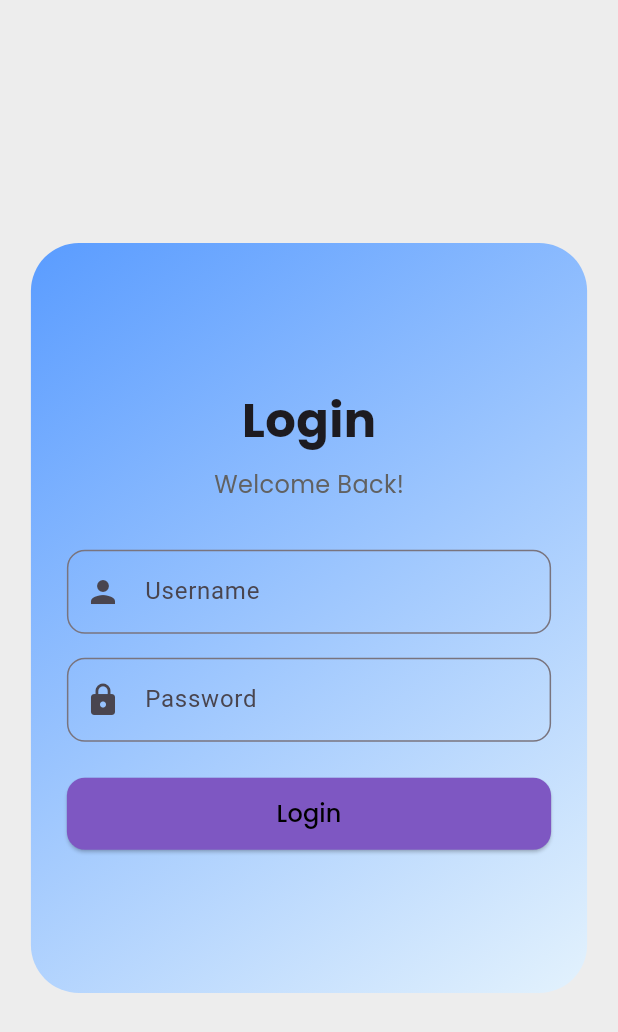
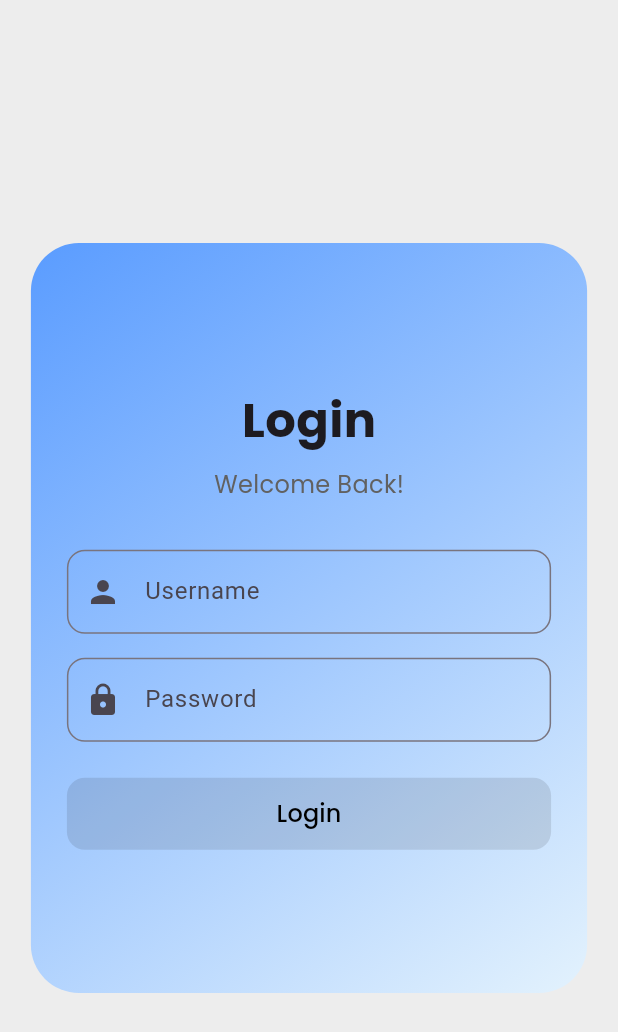
Before and after one commit to Amruthavalli-M/12DIT---BookTech, a Flutter app: the screen it shows after launch, on a phone screen of 412 x 824 dp. Shown: the top 1032 px of the screen. Run offline on Flutter 3.47's test engine with Material 3 defaults, Android fonts, the phone set to English and light mode, and no system bars; our stand-ins replace flutter_svg, google_fonts.

Commit message:
Update login_screen.dart
FINAL VERSION

```diff
--- a/lib/screens/login_screen.dart
+++ b/lib/screens/login_screen.dart
@@ -1,55 +1,46 @@
 // lib/screens/login_screen.dart
 
 import 'package:flutter/material.dart';
-import 'package:google_fonts/google_fonts.dart'; // For custom fonts styling
-import '../api/auth_service.dart'; // Backend service for authentication
+import 'package:google_fonts/google_fonts.dart';
+import '../api/auth_service.dart';
 
-// Stateless widget representing the entire login screen
 class LoginScreen extends StatelessWidget {
   const LoginScreen({super.key});
 
   @override
   Widget build(BuildContext context) {
-    // Get the current screen width for responsive layout
+    // Get the device’s screen width so we can adjust layout for mobile/desktop
     final width = MediaQuery.of(context).size.width;
 
     return Scaffold(
-      backgroundColor: const Color(0xFFEDEDED), // Light grey background for the whole screen
-
-      // Center content vertically and horizontally
+      backgroundColor: const Color(0xFFEDEDED),
       body: Center(
-        // Container that holds either the image + form side-by-side or just form (depending on width)
         child: Container(
-          // Width adjusts to 90% of screen on narrow devices or max 800 on wider screens
+             // Make the login box responsive wide on desktop, small on mobile
           width: width < 800 ? width * 0.9 : 800,
           height: 500,
           padding: const EdgeInsets.all(24),
           decoration: BoxDecoration(
-            // Rounded corners for a modern look
             borderRadius: BorderRadius.circular(32),
-            // Gradient background from top-left to bottom-right with blues
             gradient: const LinearGradient(
               colors: [Color.fromARGB(255, 90, 156, 255), Color(0xFFE3F2FD)],
               begin: Alignment.topLeft,
               end: Alignment.bottomRight,
             ),
           ),
-
-          // Choose layout based on screen width
           child: width < 600
-              ? _buildSinglePanel(context) // Small screens: just show the login form centered
+              ? _buildSinglePanel(context)
               : Row(
                   children: [
-                    // Left side: image/logo panel takes half the width
+                    // Left image panel
                     Expanded(
                       child: Image.asset(
-                        'assets/lightlogo.png', // Path to your logo image asset
+                        'assets/lightlogo.png',
                         fit: BoxFit.contain,
                       ),
                     ),
-                    const SizedBox(width: 32), // Spacing between image and form
-
-                    // Right side: login form takes half the width
+                    const SizedBox(width: 32),
+                    // Right login panel
                     const Expanded(child: LoginForm()),
                   ],
                 ),
@@ -58,7 +49,6 @@ class LoginScreen extends StatelessWidget {
     );
   }
 
-  // Builds a centered single panel with just the login form (used on small screen widths)
   Widget _buildSinglePanel(BuildContext context) {
     return const Center(
       child: LoginForm(),
@@ -66,7 +56,6 @@ class LoginScreen extends StatelessWidget {
   }
 }
 
-// Stateful widget representing the login form itself
 class LoginForm extends StatefulWidget {
   const LoginForm({super.key});
 
@@ -75,40 +64,51 @@ class LoginForm extends StatefulWidget {
 }
 
 class _LoginFormState extends State<LoginForm> {
-  // Controllers to get text input values for username and password
   final _usernameController = TextEditingController();
   final _passwordController = TextEditingController();
 
-  // Track loading state during login process (to disable button and show spinner)
   bool _isLoading = false;
+  String? _errorMessage;
+  bool _isButtonEnabled = false; // For button to be disabled when blank
 
-  // Holds error messages to show below form if login fails
-  String? _errorMessage;
+  @override
+  void initState() {
+    super.initState();
+    // Listeners to check when both fields have input
+    _usernameController.addListener(_checkFields);
+    _passwordController.addListener(_checkFields);
+  }
+
+  void _checkFields () {
+    setState(() {
+      _isButtonEnabled =
+        _usernameController.text.trim().isNotEmpty &&
+        _passwordController.text.isNotEmpty;
+
+    });
+  }
 
   @override
   void dispose() {
-    // Dispose controllers when widget is removed to free resources
     _usernameController.dispose();
     _passwordController.dispose();
     super.dispose();
   }
 
-  // Function to attempt login using AuthService with current input values
   Future<void> _login() async {
     setState(() {
-      _isLoading = true; // Show loading spinner
-      _errorMessage = null; // Clear previous errors
+      _isLoading = true;
+      _errorMessage = null;
     });
 
-    // Get trimmed username and password from input fields
+
+     // Check login credentials with AuthService
     final username = _usernameController.text.trim();
     final password = _passwordController.text;
 
-    // Call the AuthService login method, which returns a user object on success
     final user = await AuthService.login(username, password);
 
     if (user != null) {
-      // Successful login: route user based on their role
       switch (user.role) {
         case 'student':
           Navigator.pushReplacementNamed(context, '/student_dashboard');
@@ -120,29 +120,26 @@ class _LoginFormState extends State<LoginForm> {
           Navigator.pushReplacementNamed(context, '/leader_dashboard');
           break;
         default:
-          // If role is unknown, show error message
           setState(() {
             _errorMessage = 'Unknown user role';
           });
       }
     } else {
-      // Login failed: show error message
       setState(() {
         _errorMessage = 'Invalid username or password';
       });
     }
 
     setState(() {
-      _isLoading = false; // Hide loading spinner after attempt completes
+      _isLoading = false;
     });
   }
 
   @override
   Widget build(BuildContext context) {
     return Column(
-      mainAxisAlignment: MainAxisAlignment.center, // Center vertically inside parent
+      mainAxisAlignment: MainAxisAlignment.center,
       children: [
-        // Large title text 'Login'
         Text(
           'Login',
           style: GoogleFonts.poppins(
@@ -150,39 +147,36 @@ class _LoginFormState extends State<LoginForm> {
             fontWeight: FontWeight.bold,
           ),
         ),
-        const SizedBox(height: 8), // Small spacing
-
-        // Subtitle/welcome text
+        const SizedBox(height: 8),
         Text(
           'Welcome Back!',
           style: GoogleFonts.poppins(fontSize: 16, color: Colors.grey[700]),
         ),
         const SizedBox(height: 32),
 
-        // Username input field
         TextField(
           controller: _usernameController,
           decoration: InputDecoration(
-            prefixIcon: const Icon(Icons.person), // User icon before input
+            prefixIcon: const Icon(Icons.person),
             labelText: 'Username',
-            border: OutlineInputBorder(borderRadius: BorderRadius.circular(12)),
+            border:
+                OutlineInputBorder(borderRadius: BorderRadius.circular(12)),
           ),
         ),
         const SizedBox(height: 16),
 
-        // Password input field, obscured text for privacy
         TextField(
           controller: _passwordController,
           obscureText: true,
           decoration: InputDecoration(
-            prefixIcon: const Icon(Icons.lock), // Lock icon before input
+            prefixIcon: const Icon(Icons.lock),
             labelText: 'Password',
-            border: OutlineInputBorder(borderRadius: BorderRadius.circular(12)),
+            border:
+                OutlineInputBorder(borderRadius: BorderRadius.circular(12)),
           ),
         ),
         const SizedBox(height: 24),
 
-        // If there is an error message, display it here in red
         if (_errorMessage != null)
           Padding(
             padding: const EdgeInsets.only(bottom: 12),
@@ -192,20 +186,17 @@ class _LoginFormState extends State<LoginForm> {
             ),
           ),
 
-        // Login button that fills the width
         SizedBox(
           width: double.infinity,
           height: 48,
           child: ElevatedButton(
-            // Disable button if loading is true to prevent multiple clicks
-            onPressed: _isLoading ? null : _login,
+            onPressed: (_isButtonEnabled && _isLoading == false) ? _login : null, // New line
             style: ElevatedButton.styleFrom(
-              backgroundColor: const Color(0xFF7E57C2), // Purple button color
+              backgroundColor: const Color(0xFF7E57C2),
               shape: RoundedRectangleBorder(
                 borderRadius: BorderRadius.circular(12),
               ),
             ),
-            // Show spinner or text depending on loading state
             child: _isLoading
                 ? const CircularProgressIndicator(
                     valueColor: AlwaysStoppedAnimation<Color>(Colors.white),
@@ -213,9 +204,7 @@ class _LoginFormState extends State<LoginForm> {
                 : Text(
                     'Login',
                     style: GoogleFonts.poppins(
-                      fontSize: 16,
-                      color: const Color.fromARGB(255, 0, 0, 0),
-                    ),
+                        fontSize: 16, color: const Color.fromARGB(255, 0, 0, 0)),
                   ),
           ),
         ),
```
